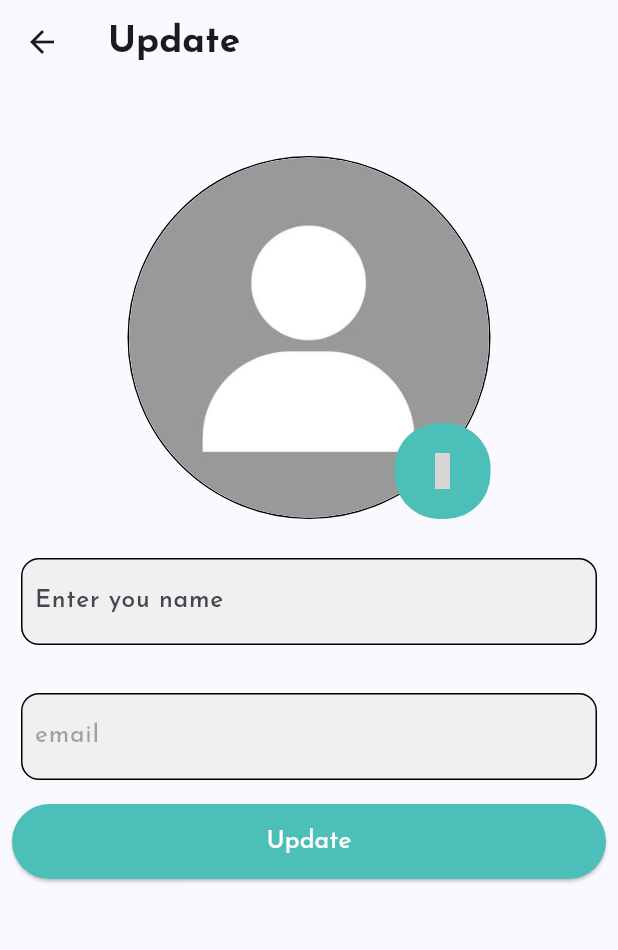
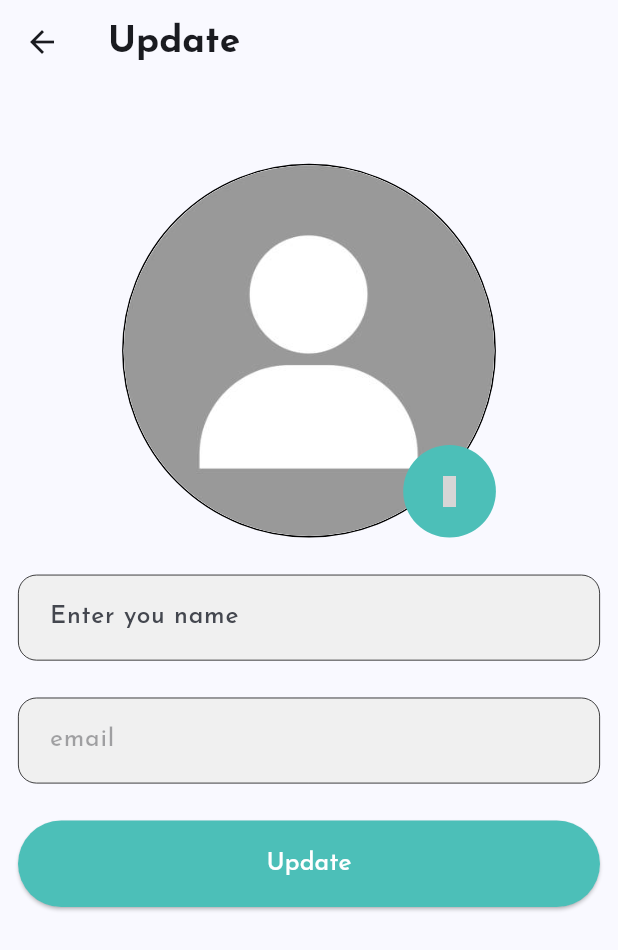
Before and after one commit to Manh-IT-K2/TalkifyApp, a Flutter app: the ProfileView screen opened by its route, after a tap on an icon or button, on a phone screen of 412 x 824 dp. Shown: the top 950 px of the screen. Run offline on Flutter 3.47's test engine with Material 3 defaults, Android fonts, the phone set to English and light mode, and no system bars; our stand-ins replace animated_notch_bottom_bar, appwrite, cached_network_image, dotted_border, file_picker, firebase_core and 5 more; accounts and stored records are empty; network calls fail; project files that could hold a hidden picture were left out; grey boxes are pictures that could not be loaded.

Commit message:
responsive app

```diff
--- a/talkify_app/lib/views/profile_view.dart
+++ b/talkify_app/lib/views/profile_view.dart
@@ -2,6 +2,7 @@ import 'package:cached_network_image/cached_network_image.dart';
 import 'package:flutter/material.dart';
 import 'package:hugeicons/hugeicons.dart';
 import 'package:provider/provider.dart';
+import 'package:sizer/sizer.dart';
 import 'package:talkify_app/constants/text.dart';
 import 'package:talkify_app/controllers/appwrite_controller.dart';
 import 'package:talkify_app/controllers/local_saved_data.dart';
@@ -19,10 +20,14 @@ class ProfileView extends StatefulWidget {
 class _ProfileViewState extends State<ProfileView> {
   @override
   Widget build(BuildContext context) {
-    return Consumer<UserDataProvider>(builder: (context, value, child) {
+    return Consumer<UserDataProvider>(
+      builder: (context, value, child) {
         return Scaffold(
           appBar: AppBar(
-          title: Text(txtTitleP, style: PrimaryFont.titleBold(),),
+            title: Text(
+              txtTitleP,
+              style: PrimaryFont.titleBold(),
+            ),
           ),
           body: Column(
             children: [
@@ -44,12 +49,16 @@ class _ProfileViewState extends State<ProfileView> {
                   ),
                 ),
                 title: Text(value.getUserName),
-              titleTextStyle: PrimaryFont.subTitleMedium().copyWith(color: Colors.black),
-              subtitle: Text(value.getUserEmail, style: PrimaryFont.subTitleMedium(),),
-              trailing: const HugeIcon(
+                titleTextStyle:
+                    PrimaryFont.subTitleMedium().copyWith(color: Colors.black),
+                subtitle: Text(
+                  value.getUserEmail,
+                  style: PrimaryFont.subTitleMedium(),
+                ),
+                trailing: HugeIcon(
                   icon: HugeIcons.strokeRoundedPencilEdit02,
                   color: Colors.black,
-                size: 24.0,
+                  size: 5.w,
                 ),
               ),
               const Divider(),
@@ -63,30 +72,38 @@ class _ProfileViewState extends State<ProfileView> {
                   await LocalSavedData.clearAllData();
                   Provider.of<UserDataProvider>(context, listen: false)
                       .clearAllProfile();
-                Provider.of<ChatProvider>(context, listen: false).clearChats();
+                  Provider.of<ChatProvider>(context, listen: false)
+                      .clearChats();
                   await logoutUser();
                   Navigator.pushNamedAndRemoveUntil(
                       context, "/login", (route) => false);
                 },
-              leading: const HugeIcon(
+                leading: HugeIcon(
                   icon: HugeIcons.strokeRoundedLogout03,
                   color: Colors.black,
-                size: 24.0,
+                  size: 5.w,
                 ),
-              title: Text(txtLogoutP, style: PrimaryFont.subTitleMedium(),),
+                title: Text(
+                  txtLogoutP,
+                  style: PrimaryFont.subTitleMedium(),
+                ),
               ),
               const Divider(),
               ListTile(
-              leading: const HugeIcon(
+                leading: HugeIcon(
                   icon: HugeIcons.strokeRoundedAlertCircle,
                   color: Colors.black,
-                size: 24.0,
+                  size: 5.w,
                 ),
-              title: Text(txtAboutP, style: PrimaryFont.subTitleMedium(),),
+                title: Text(
+                  txtAboutP,
+                  style: PrimaryFont.subTitleMedium(),
+                ),
               ),
             ],
           ),
         );
-    });
+      },
+    );
   }
 }
--- a/talkify_app/lib/views/update_profile_view.dart
+++ b/talkify_app/lib/views/update_profile_view.dart
@@ -11,6 +11,7 @@ import 'package:talkify_app/constants/color.dart';
 import 'package:talkify_app/controllers/appwrite_controller.dart';
 import 'package:talkify_app/providers/user_data_provider.dart';
 import 'package:talkify_app/utils/theme_text.dart';
+import 'package:sizer/sizer.dart';
 
 class UpdateProfileView extends StatefulWidget {
   const UpdateProfileView({super.key});
@@ -20,8 +21,10 @@ class UpdateProfileView extends StatefulWidget {
 }
 
 class _UpdateProfileViewState extends State<UpdateProfileView> {
-  TextEditingController _nameController = TextEditingController();
-  TextEditingController _emailController = TextEditingController();
+
+  //
+  final TextEditingController _nameController = TextEditingController();
+  final TextEditingController _emailController = TextEditingController();
 
   //
   FilePickerResult? _filePickerResult;
@@ -102,18 +105,20 @@ class _UpdateProfileViewState extends State<UpdateProfileView> {
         _emailController.text = value.getUserEmail;
         return Scaffold(
           appBar: AppBar(
-            title:
-                Text(datapassed["title"] == "edit" ? "Update" : "Add Details", style: PrimaryFont.titleBold(),),
+            title: Text(
+              datapassed["title"] == "edit" ? "Update" : "Add Details",
+              style: PrimaryFont.titleBold(),
+            ),
           ),
           body: SingleChildScrollView(
             child: Padding(
-              padding: const EdgeInsets.all(8.0),
+              padding: const EdgeInsets.all(12.0),
               child: Column(
                 mainAxisAlignment: MainAxisAlignment.center,
                 crossAxisAlignment: CrossAxisAlignment.center,
                 children: [
-                  const SizedBox(
-                    height: 40,
+                  SizedBox(
+                    height: 5.h,
                   ),
                   GestureDetector(
                     onTap: () {
@@ -127,7 +132,7 @@ class _UpdateProfileViewState extends State<UpdateProfileView> {
                             border: Border.all(color: Colors.black, width: 1),
                           ),
                           child: CircleAvatar(
-                            radius: 120,
+                            radius: 30.w,
                             backgroundColor: Colors.grey.shade200,
                             backgroundImage: _filePickerResult != null
                                 ? Image(
@@ -149,32 +154,31 @@ class _UpdateProfileViewState extends State<UpdateProfileView> {
                           bottom: 0,
                           right: 0,
                           child: Container(
-                            padding: const EdgeInsets.all(20),
-                            decoration: BoxDecoration(
+                            padding: EdgeInsets.all(5.w),
+                            decoration: const BoxDecoration(
                               color: kPrimaryColor,
-                              borderRadius: BorderRadius.circular(30),
+                              shape: BoxShape.circle,
                             ),
-                            child: const HugeIcon(
+                            child: HugeIcon(
                               icon: HugeIcons.strokeRoundedEditUser02,
                               color: Colors.black,
-                              size: 24.0,
+                              size: 5.w,
                             ),
                           ),
                         ),
                       ],
                     ),
                   ),
-                  const SizedBox(
-                    height: 20,
+                  SizedBox(
+                    height: 3.h,
                   ),
                   Container(
                     decoration: BoxDecoration(
-                      border: Border.all(color: Colors.black, width: 1),
+                        border: Border.all(color: Colors.black, width: 0.5),
                         color: kSecondaryColor,
-                        borderRadius: BorderRadius.circular(12)),
-                    margin: const EdgeInsets.all(6),
+                        borderRadius: BorderRadius.circular(3.w)),
                     padding:
-                        const EdgeInsets.symmetric(horizontal: 8, vertical: 4),
+                        EdgeInsets.symmetric(horizontal: 5.w, vertical: 1.w),
                     child: Form(
                       key: _nameKey,
                       child: TextFormField(
@@ -183,7 +187,7 @@ class _UpdateProfileViewState extends State<UpdateProfileView> {
                           return null;
                         },
                         controller: _nameController,
-                         style: PrimaryFont.subTitleMedium(),
+                        style: PrimaryFont.subTitleMedium(),
                         decoration: InputDecoration(
                             border: InputBorder.none,
                             hintText: "Enter you name",
@@ -191,32 +195,33 @@ class _UpdateProfileViewState extends State<UpdateProfileView> {
                       ),
                     ),
                   ),
-                  const SizedBox(
-                    height: 20,
+                  SizedBox(
+                    height: 3.h,
                   ),
                   Container(
                     decoration: BoxDecoration(
-                      border: Border.all(color: Colors.black, width: 1),
-                        color: kSecondaryColor,
-                        borderRadius: BorderRadius.circular(12)),
-                    margin: const EdgeInsets.all(6),
+                      border: Border.all(color: Colors.black, width: 0.5),
+                      color: kSecondaryColor,
+                      borderRadius: BorderRadius.circular(3.w),
+                    ),
                     padding:
-                        const EdgeInsets.symmetric(horizontal: 8, vertical: 4),
+                        EdgeInsets.symmetric(horizontal: 5.w, vertical: 1.w),
                     child: TextFormField(
                       controller: _emailController,
                       style: PrimaryFont.subTitleMedium(),
                       enabled: false,
                       decoration: InputDecoration(
-                          border: InputBorder.none,
-                          hintText: "email",
-                          hintStyle: PrimaryFont.subTitleMedium(),),
+                        border: InputBorder.none,
+                        hintText: "email",
+                        hintStyle: PrimaryFont.subTitleMedium(),
+                      ),
                     ),
                   ),
-                  const SizedBox(
-                    height: 10,
+                  SizedBox(
+                    height: 3.h,
                   ),
                   SizedBox(
-                    height: 50,
+                    height: 7.h,
                     width: double.infinity,
                     child: ElevatedButton(
                       onPressed: () async {
@@ -235,12 +240,13 @@ class _UpdateProfileViewState extends State<UpdateProfileView> {
                               context, "/home", (route) => false);
                         }
                       },
-                      child: Text(datapassed["title"] == "edit"
-                          ? "Update"
-                          : "Continue", style: PrimaryFont.subTitleMedium(),),
                       style: ElevatedButton.styleFrom(
                           backgroundColor: kPrimaryColor,
                           foregroundColor: Colors.white),
+                      child: Text(
+                        datapassed["title"] == "edit" ? "Update" : "Continue",
+                        style: PrimaryFont.subTitleMedium(),
+                      ),
                     ),
                   ),
                 ],
```
Also changed, not shown: talkify_app/lib/constants/chat_message.dart (+16 -16 lines), talkify_app/lib/controllers/appwrite_controller.dart (+6 -2 lines), talkify_app/lib/views/chat_view.dart (+35 -49 lines), talkify_app/lib/views/feed_view.dart (+11 -11 lines), talkify_app/lib/views/home_view.dart (+27 -18 lines), talkify_app/lib/views/login_view.dart (+18 -12 lines), talkify_app/lib/views/message_view.dart (+38 -42 lines), talkify_app/lib/views/search_view.dart (+22 -14 lines), talkify_app/pubspec.yaml (+18 -4 lines), talkify_app/pubspec.lock, 3 other files. Lines whose indentation alone changed are shown as unchanged.
